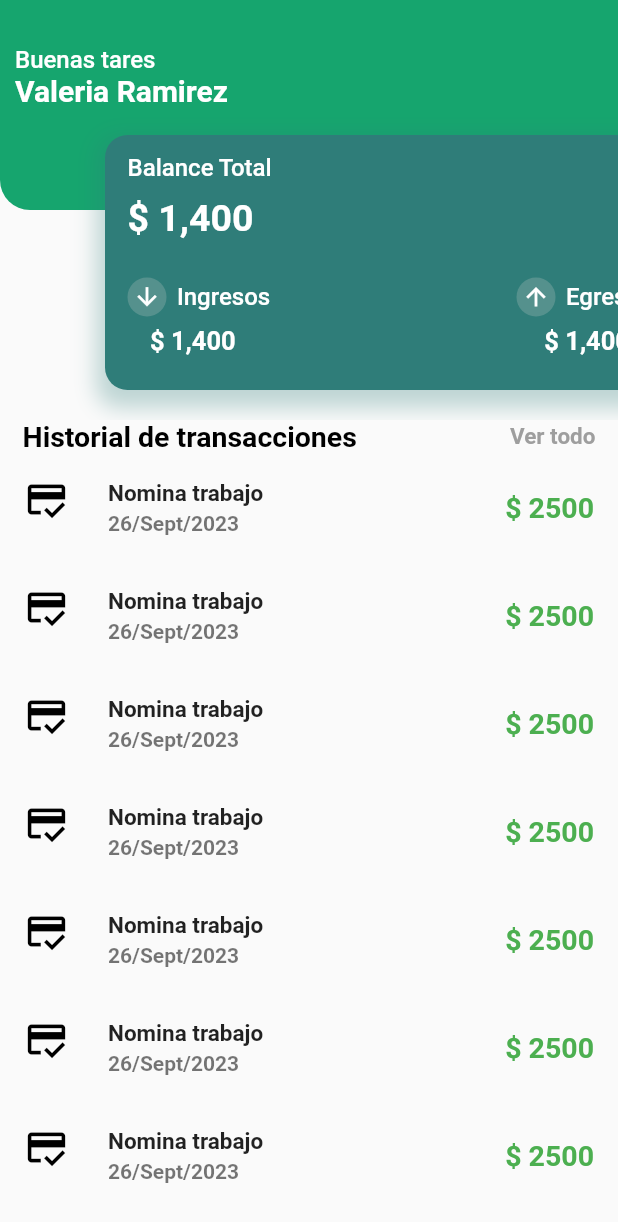
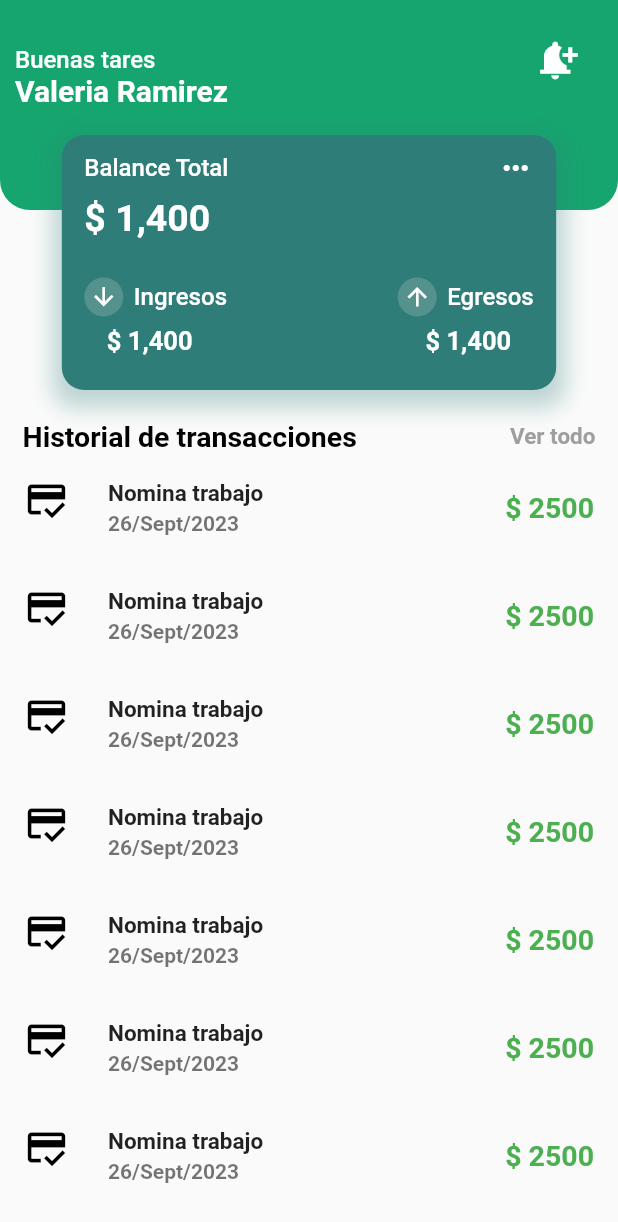
Before and after one commit to valrmzl/ProyectoMovilesVNS, a Flutter app: the Balance screen opened directly, on a phone screen of 412 x 824 dp. Shown: the top 1222 px of the screen. Run offline on Flutter 3.47's test engine with Material 2 defaults, Android fonts, the phone set to English and light mode, and no system bars; our stand-ins replace carousel_slider.

```diff
--- a/lib/Screens/ahorros.dart
+++ b/lib/Screens/ahorros.dart
@@ -5,16 +5,6 @@ class Ahorros extends StatelessWidget {
 
   @override
   Widget build(BuildContext context) {
-    return MaterialApp(
-      title: 'Material App',
-      home: Scaffold(
-        appBar: AppBar(
-          title: const Text('Ahorros'),
-        ),
-        body: const Center(
-          child: Text('Hello World'),
-        ),
-      ),
-    );
+    return Text('ahorros');
   }
 }
--- a/lib/Screens/balance.dart
+++ b/lib/Screens/balance.dart
@@ -11,102 +11,106 @@ class Balance extends StatelessWidget {
           child: CustomScrollView(
         slivers: [
           SliverToBoxAdapter(
-              child: SizedBox(height: 280,child: _head()),),
+            child: SizedBox(height: 280, child: _head(context)),
+          ),
           SliverToBoxAdapter(
-              child:
-               Padding(
+            child: Padding(
               padding: const EdgeInsets.symmetric(horizontal: 15.0),
               child: Row(
                   mainAxisAlignment: MainAxisAlignment.spaceBetween,
                   children: [
-                  Text("Historial de transacciones", style: TextStyle(
+                    Text("Historial de transacciones",
+                        style: TextStyle(
                             fontWeight: FontWeight.w600,
                             fontSize: 19,
-                                color: Colors.black)
-                                ),
-                  Text("Ver todo", style: TextStyle(
+                            color: Colors.black)),
+                    Text("Ver todo",
+                        style: TextStyle(
                             fontWeight: FontWeight.w600,
                             fontSize: 15,
-                                color: Colors.grey)
-                                ),
-                             ]
+                            color: Colors.grey)),
+                  ]),
             ),
           ),
+          SliverList(delegate: SliverChildBuilderDelegate(
+            (context, index) {
+              return ListTile(
+                leading: ClipRRect(
+                    borderRadius: BorderRadius.circular(5),
+                    child: Icon(
+                      Icons.credit_score_outlined,
+                      size: 30,
+                      color: Colors.black,
+                    )),
+                title: Text("Nomina trabajo",
+                    style: TextStyle(
+                      fontWeight: FontWeight.w600,
+                      fontSize: 15,
+                    )),
+                subtitle: Text("26/Sept/2023",
+                    style: TextStyle(
+                      fontWeight: FontWeight.w600,
+                    )),
+                trailing: Text(
+                  '\$ 2500',
+                  style: TextStyle(
+                      fontWeight: FontWeight.w600,
+                      fontSize: 19,
+                      color: Colors.green),
                 ),
-
-            SliverList(delegate: SliverChildBuilderDelegate((context, index){
-              return ListTile(leading: ClipRRect(borderRadius: BorderRadius.circular(5),
-                child:
-                  Icon( Icons.credit_score_outlined, size: 30,color: Colors.black, )
-                ),
-                title: Text("Nomina trabajo", style: TextStyle(
-                                fontWeight: FontWeight.w600,
-                                fontSize: 15,)
-                                ),
-                subtitle: Text("26/Sept/2023", style: TextStyle(
-                                fontWeight: FontWeight.w600,
-                                )
-                                ),
-                trailing: Text('\$ 2500', style: TextStyle(
-                  fontWeight: FontWeight.w600, fontSize: 19,
-                  color: Colors.green
-                ),),
-
               );
-
             },
-            )
-            )
+          ))
         ],
-        )
-        ),
+      )),
     );
   }
 
-  Widget _head(){
-    return Stack(children: [
+  Widget _head(context) {
+    return Stack(
+      children: [
         Column(
           children: [
             Container(
-                width: double.infinity,
+              width: MediaQuery.of(context).size.width * 1,
               height: 140,
-                decoration:
-                  BoxDecoration(color: Color.fromARGB(255, 22, 165, 110),
+              decoration: BoxDecoration(
+                  color: Color.fromARGB(255, 22, 165, 110),
                   borderRadius: BorderRadius.only(
                       bottomLeft: Radius.circular(20),
-                    bottomRight: Radius.circular(20)
-                  )
-                  ),
+                      bottomRight: Radius.circular(20))),
               child: Stack(children: [
                 Positioned(
-                      top: 35,
-                      left: 430,
+                    top: MediaQuery.of(context).size.width * 0.05,
+                    left: MediaQuery.of(context).size.width * 0.85,
                     child: ClipRRect(
                       borderRadius: BorderRadius.circular(7),
-                        child: Container( height: 40, width: 40,
-                        color: Color.fromARGB(255, 129, 241, 204),
+                      child: Container(
+                        height: 40,
+                        width: 40,
+                        color: Color.fromARGB(255, 22, 165, 110),
                         child: Icon(
                           Icons.notification_add,
                           size: 30,
-                          color: Colors.white,)
-                          ,),
-                      )
+                          color: Colors.white,
                         ),
+                      ),
+                    )),
                 Padding(
-                        padding: const EdgeInsets.only(top: 30, left:10),
+                  padding: const EdgeInsets.only(top: 30, left: 10),
                   child: Column(
                     crossAxisAlignment: CrossAxisAlignment.start,
                     children: [
-                            Text("Buenas tares", style: TextStyle(
+                      Text("Buenas tares",
+                          style: TextStyle(
                               fontWeight: FontWeight.w500,
                               fontSize: 16,
-                              color: Colors.white)
-                              ),
-                              Text("Valeria Ramirez", style: TextStyle(
+                              color: Colors.white)),
+                      Text("Valeria Ramirez",
+                          style: TextStyle(
                               fontWeight: FontWeight.w600,
                               fontSize: 20,
-                              color: Colors.white)
-                              ),
+                              color: Colors.white)),
                     ],
                   ),
                 )
@@ -115,56 +119,65 @@ class Balance extends StatelessWidget {
           ],
         ),
         Positioned(
-            top:90,
-            left: 70,
+          top: 90,
+          left: MediaQuery.of(context).size.width * 0.1,
           child: Container(
             height: 170,
-              width: 380,
+            constraints: BoxConstraints(
+              maxWidth: MediaQuery.of(context).size.width * 0.8,
+            ),
             decoration: BoxDecoration(
               boxShadow: [
                 BoxShadow(
                   color: Color.fromRGBO(47, 125, 121, 0.3),
-                    offset: Offset(0,6),
+                  offset: Offset(0, 6),
                   blurRadius: 12,
                   spreadRadius: 6,
-
                 )
               ],
               color: Color.fromARGB(255, 47, 125, 121),
               borderRadius: BorderRadius.circular(15),
             ),
             child: Column(children: [
-                SizedBox(height: 10,),
+              SizedBox(
+                height: 10,
+              ),
               Padding(
                 padding: const EdgeInsets.symmetric(horizontal: 15),
                 child: Row(
                   mainAxisAlignment: MainAxisAlignment.spaceBetween,
                   children: [
-                    Text("Balance Total",
+                    Text(
+                      "Balance Total",
                       style: TextStyle(
                           fontWeight: FontWeight.w500,
                           fontSize: 16,
                           color: Colors.white),
                     ),
                     Icon(Icons.more_horiz, color: Colors.white)
-                  ],),
+                  ],
                 ),
-                SizedBox(height: 7,),
+              ),
+              SizedBox(
+                height: 7,
+              ),
               Padding(
                 padding: const EdgeInsets.only(left: 15.0),
-                  child: Row(children: [
+                child: Row(
+                  children: [
                     Text('\$ 1,400',
                         style: TextStyle(
                             fontWeight: FontWeight.bold,
                             fontSize: 25,
-                                  color: Colors.white)
+                            color: Colors.white)),
+                  ],
                 ),
-
-                  ],),
               ),
-                SizedBox(height: 25,),
+              SizedBox(
+                height: 25,
+              ),
               Padding(
-                  padding: const EdgeInsets.symmetric(horizontal:15),
+                padding: const EdgeInsets.symmetric(horizontal: 15),
                 child: Row(
                   mainAxisAlignment: MainAxisAlignment.spaceBetween,
                   children: [
@@ -176,14 +189,17 @@ class Balance extends StatelessWidget {
                           child: Icon(
                             Icons.arrow_downward,
                             color: Colors.white,
-                              size: 19,),
+                            size: 19,
                           ),
-                          SizedBox(width: 7,),
-                          Text("Ingresos", style: TextStyle(
+                        ),
+                        SizedBox(
+                          width: 7,
+                        ),
+                        Text("Ingresos",
+                            style: TextStyle(
                                 fontWeight: FontWeight.w500,
                                 fontSize: 16,
-                                      color: Colors.white)
-                           ),
+                                color: Colors.white)),
                       ],
                     ),
                     Row(
@@ -194,46 +210,49 @@ class Balance extends StatelessWidget {
                           child: Icon(
                             Icons.arrow_upward,
                             color: Colors.white,
-                              size: 19,),
+                            size: 19,
                           ),
-                          SizedBox(width: 7,),
-                          Text("Egresos", style: TextStyle(
+                        ),
+                        SizedBox(
+                          width: 7,
+                        ),
+                        Text(
+                          "Egresos",
+                          style: TextStyle(
                               fontWeight: FontWeight.w500,
                               fontSize: 16,
-                                      color: Colors.white
-                              ),
+                              color: Colors.white),
                         ),
                       ],
                     )
                   ],
                 ),
               ),
-                SizedBox(height: 6,),
+              SizedBox(
+                height: 6,
+              ),
               Padding(
-                  padding: const EdgeInsets.symmetric(horizontal:30.0),
+                padding: const EdgeInsets.symmetric(horizontal: 30.0),
                 child: Row(
                   mainAxisAlignment: MainAxisAlignment.spaceBetween,
                   children: [
-
                     Text('\$ 1,400',
                         style: TextStyle(
                             fontWeight: FontWeight.w600,
                             fontSize: 17,
-                                    color: Colors.white)
-                      ),
+                            color: Colors.white)),
                     Text('\$ 1,400',
                         style: TextStyle(
                             fontWeight: FontWeight.w600,
                             fontSize: 17,
-                                    color: Colors.white)
+                            color: Colors.white)),
+                  ],
                 ),
-                  ],),
               )
             ]),
           ),
         )
-
       ],
-        ) ;
+    );
   }
 }
--- a/lib/Screens/gastos.dart
+++ b/lib/Screens/gastos.dart
@@ -5,16 +5,6 @@ class Gastos extends StatelessWidget {
 
   @override
   Widget build(BuildContext context) {
-    return MaterialApp(
-      title: 'Material App',
-      home: Scaffold(
-        appBar: AppBar(
-          title: const Text('Gastos'),
-        ),
-        body: const Center(
-          child: Text('Hello World'),
-        ),
-      ),
-    );
+    return Text('gastos');
   }
 }
--- a/lib/Screens/home_page.dart
+++ b/lib/Screens/home_page.dart
@@ -9,9 +9,6 @@ import 'package:proyecto_vsn/Screens/profile.dart';
 
 import 'ahorros.dart';
 
-
-
-
 class HomePage extends StatefulWidget {
   const HomePage({super.key});
 
@@ -20,16 +17,13 @@ class HomePage extends StatefulWidget {
 }
 
 class _HomePageState extends State<HomePage> {
-  int selectedPage =0;
+  int selectedPage = 0;
+  final List<String> titles = ['Balance', 'Ingresos', 'Gatsos', 'Ahorros'];
   final List<Widget> _pages = [
     const Balance(),
     const Ingresos(),
     const Gastos(),
     const Ahorros(),
-
-
-
-
   ];
   @override
   Widget build(BuildContext context) {
@@ -37,26 +31,29 @@ class _HomePageState extends State<HomePage> {
       title: 'Material App',
       home: Scaffold(
         drawer: NavBar(),
-        appBar: AppBar(
-          title: Text("aaa")
-        ),
-
-
+        appBar: AppBar(title: Text(titles[selectedPage])),
         body: _pages[selectedPage],
         bottomNavigationBar: BottomNavigationBar(
           currentIndex: selectedPage,
-          onTap: (int index){
+          onTap: (int index) {
             setState(() {
               selectedPage = index;
             });
-          }, items: [
-            BottomNavigationBarItem(icon: Icon(Icons.currency_exchange), label: 'Balance'),
-            BottomNavigationBarItem(icon: Icon(Icons.arrow_circle_up), label: 'Ingresos'),
-            BottomNavigationBarItem(icon: Icon(Icons.arrow_circle_down), label: 'Gatsos'),
-            BottomNavigationBarItem(icon: Icon(Icons.savings), label: 'Ahorros'),
-          ],   selectedItemColor: Color.fromARGB(255, 15, 182, 138), // Color de los íconos seleccionados
-              unselectedItemColor: Colors.grey, // Color de los íconos no seleccionados
-
+          },
+          items: [
+            BottomNavigationBarItem(
+                icon: Icon(Icons.currency_exchange), label: 'Balance'),
+            BottomNavigationBarItem(
+                icon: Icon(Icons.arrow_circle_up), label: 'Ingresos'),
+            BottomNavigationBarItem(
+                icon: Icon(Icons.arrow_circle_down), label: 'Gatsos'),
+            BottomNavigationBarItem(
+                icon: Icon(Icons.savings), label: 'Ahorros'),
+          ],
+          selectedItemColor: Color.fromARGB(
+              255, 15, 182, 138), // Color de los íconos seleccionados
+          unselectedItemColor:
+              Colors.grey, // Color de los íconos no seleccionados
         ),
       ),
     );
--- a/lib/Screens/ingresos.dart
+++ b/lib/Screens/ingresos.dart
@@ -5,16 +5,6 @@ class Ingresos extends StatelessWidget {
 
   @override
   Widget build(BuildContext context) {
-    return MaterialApp(
-      title: 'Material App',
-      home: Scaffold(
-        appBar: AppBar(
-          title: const Text('Ingresos'),
-        ),
-        body: const Center(
-          child: Text('Hello World'),
-        ),
-      ),
-    );
+    return Text('ingresos');
   }
 }
```
Lines whose indentation alone changed are shown as unchanged.
